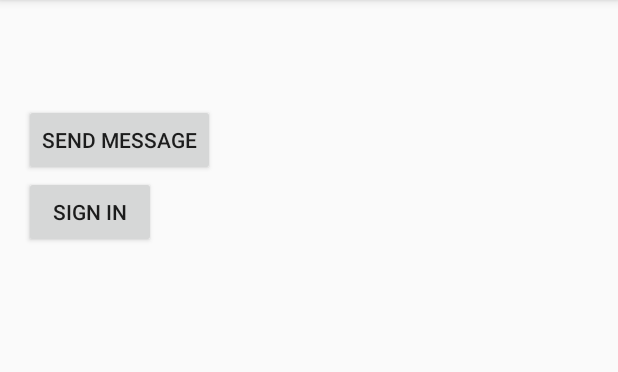
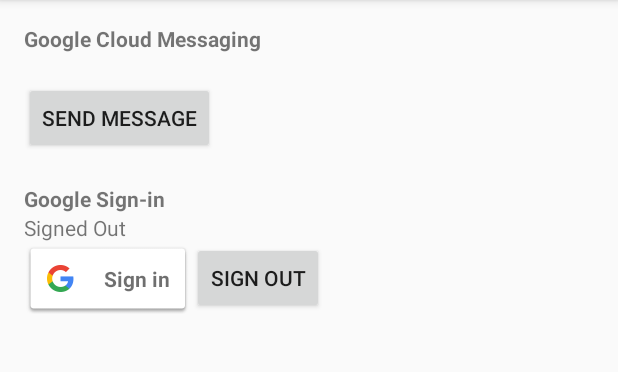
Before and after one commit to googlearchive/easygoogle, an Android app: the screen it shows after launch (MainActivity), after a tap on "SEND MESSAGE", on a phone screen of 412 x 824 dp, the part 84-456 px from its top. Run offline under Robolectric (Android 15) with nearby library versions, the phone set to English and light mode, and no system bars; 3 statements that could not run were skipped.

Commit message:
Cleaning up MainActivity
Change-Id: I5657932bc735caf138adcbb93fa5506402370891

```diff
--- a/app/src/main/java/pub/devrel/easygoogle/sample/MainActivity.java
+++ b/app/src/main/java/pub/devrel/easygoogle/sample/MainActivity.java
@@ -1,24 +1,28 @@
 package pub.devrel.easygoogle.sample;
 
+import android.content.Intent;
 import android.os.Bundle;
 import android.support.v7.app.AppCompatActivity;
 import android.util.Log;
 import android.view.View;
-import android.widget.Toast;
+import android.widget.TextView;
 
 import com.google.android.gms.plus.model.people.Person;
 
 import pub.devrel.easygoogle.Google;
-import pub.devrel.easygoogle.R;
 import pub.devrel.easygoogle.gac.SignIn;
 import pub.devrel.easygoogle.gcm.Messaging;
 
+/**
+ * Simple activity with GCM and Sign-In.
+ */
 public class MainActivity extends AppCompatActivity implements
         SignIn.SignInListener,
-        Messaging.MessagingListener {
+        Messaging.MessagingListener,
+        View.OnClickListener {
 
+    public static String TAG = "sample.MainActivity";
     private Google mGoogle;
-    public static String TAG = "sample.MainActivity";
 
     // TODO(afshar): I could not resolve R.string.gcm_defaultSenderId, this is a placeholder
     private static final String SENDER_ID = "gcm_defaultSenderId";
@@ -33,52 +37,57 @@
                 .setSignInListener(this)
                 .build();
 
-        // Send GCM Message
-        findViewById(R.id.send_message_button).setOnClickListener(new View.OnClickListener() {
-            @Override
-            public void onClick(View v) {
-                Bundle b = new Bundle();
-                b.putString("message", "I am a banana!");
-                Messaging.send(mGoogle, b);
-            }
-        });
+        findViewById(R.id.send_message_button).setOnClickListener(this);
+        findViewById(R.id.sign_in_button).setOnClickListener(this);
+        findViewById(R.id.sign_out_button).setOnClickListener(this);
+    }
 
-        // Sign in
-        findViewById(R.id.sign_in_button).setOnClickListener(new View.OnClickListener() {
-            @Override
-            public void onClick(View v) {
-                SignIn.signIn(mGoogle);
-            }
-        });
+    @Override
+    public void onActivityResult(int requestCode, int resultCode, Intent data) {
+        super.onActivityResult(requestCode, resultCode, data);
+        if (!mGoogle.handleActivityResult(requestCode, resultCode, data)) {
+            // Do your own handling here..
+        }
     }
 
     @Override
     public void onSignedIn(Person person) {
-        // TODO: Implement
+        ((TextView) findViewById(R.id.sign_in_status)).setText("Signed in as: " + person.getDisplayName());
     }
 
     @Override
     public void onSignedOut() {
-        // TODO: Implement
+        ((TextView) findViewById(R.id.sign_in_status)).setText(R.string.status_signed_out);
     }
 
     @Override
     public void onSignInFailed() {
-        // TODO: Implement
+        ((TextView) findViewById(R.id.sign_in_status)).setText("Sign in failed.");
     }
 
     @Override
     public void onMessageReceived(String from, Bundle message) {
-        logAndToast("Message received", message);
+        Log.d(TAG, "onMessageReceived:" + from + ":" + message);
+        ((TextView) findViewById(R.id.messaging_status)).setText("Message from " + from);
     }
 
-    private void logAndToast(String message) {
-        logAndToast(message, "");
-    }
-
-    private void logAndToast(String message, Object value) {
-        String text = message + "//" + value;
-        Log.d(TAG, text);
-        Toast.makeText(getApplicationContext(), text, Toast.LENGTH_LONG).show();
+    @Override
+    public void onClick(View v) {
+        switch (v.getId()) {
+            case R.id.sign_in_button:
+                // Sign in with Google
+                SignIn.signIn(mGoogle);
+                break;
+            case R.id.sign_out_button:
+                // Sign out with Google
+                SignIn.signOut(mGoogle);
+                break;
+            case R.id.send_message_button:
+                // Send a GCM message
+                Bundle b = new Bundle();
+                b.putString("message", "I am a banana!");
+                Messaging.send(mGoogle, b);
+                break;
+        }
     }
 }
--- a/app/src/main/res/layout/activity_main.xml
+++ b/app/src/main/res/layout/activity_main.xml
@@ -1,30 +1,62 @@
-<RelativeLayout xmlns:android="http://schemas.android.com/apk/res/android"
+<LinearLayout xmlns:android="http://schemas.android.com/apk/res/android"
     xmlns:tools="http://schemas.android.com/tools"
     android:layout_width="match_parent"
     android:layout_height="match_parent"
+    android:orientation="vertical"
     android:paddingBottom="@dimen/activity_vertical_margin"
     android:paddingLeft="@dimen/activity_horizontal_margin"
     android:paddingRight="@dimen/activity_horizontal_margin"
     android:paddingTop="@dimen/activity_vertical_margin"
     tools:context=".MainActivity">
 
+    <TextView
+        android:layout_width="wrap_content"
+        android:layout_height="wrap_content"
+        android:textStyle="bold"
+        android:text="Google Cloud Messaging" />
+
+    <TextView
+        android:id="@+id/messaging_status"
+        android:layout_width="wrap_content"
+        android:layout_height="wrap_content" />
+
     <Button
         android:id="@+id/send_message_button"
         android:layout_width="wrap_content"
         android:layout_height="wrap_content"
-        android:layout_alignParentLeft="true"
-        android:layout_alignParentStart="true"
-        android:layout_marginTop="53dp"
         android:text="Send Message" />
 
-    <Button
-        android:id="@+id/sign_in_button"
+    <View
+        android:layout_width="match_parent"
+        android:layout_height="20dp" />
+
+    <TextView
         android:layout_width="wrap_content"
         android:layout_height="wrap_content"
-        android:layout_alignParentLeft="true"
-        android:layout_alignParentStart="true"
-        android:layout_below="@id/send_message_button"
-        android:text="Sign In" />
+        android:textStyle="bold"
+        android:text="Google Sign-in" />
 
+    <TextView
+        android:id="@+id/sign_in_status"
+        android:layout_width="wrap_content"
+        android:layout_height="wrap_content"
+        android:text="@string/status_signed_out" />
 
-</RelativeLayout>
+    <LinearLayout
+        android:layout_width="match_parent"
+        android:layout_height="wrap_content"
+        android:orientation="horizontal">
+
+        <com.google.android.gms.common.SignInButton
+            android:id="@+id/sign_in_button"
+            android:layout_width="wrap_content"
+            android:layout_height="wrap_content" />
+
+        <Button
+            android:id="@+id/sign_out_button"
+            android:layout_width="wrap_content"
+            android:layout_height="wrap_content"
+            android:text="Sign Out" />
+    </LinearLayout>
+
+</LinearLayout>
--- a/app/src/main/res/values/strings.xml
+++ b/app/src/main/res/values/strings.xml
@@ -3,4 +3,5 @@
 
     <string name="hello_world">Hello world!</string>
     <string name="action_settings">Settings</string>
+    <string name="status_signed_out">Signed Out</string>
 </resources>
--- a/easygoogle/src/main/java/pub/devrel/easygoogle/gac/GacFragment.java
+++ b/easygoogle/src/main/java/pub/devrel/easygoogle/gac/GacFragment.java
@@ -146,10 +146,13 @@
                 }
             } else {
                 // TODO(samstern): No resolution, show error dialog
+                Log.e(TAG, "Error: no resolution:" + connectionResult.getErrorCode());
             }
         } else {
             // TODO(samstern): What to do here?
             // TODO(samstern): should I notify GacServices on unresolvable failure?
+            Log.w(TAG, String.format("Not resolving (isResolving, shouldResolve) = (%b, %b)",
+                    mIsResolving, mShouldResolve));
         }
     }
 
@@ -158,10 +161,12 @@
     }
 
     public void setShouldResolve(boolean shouldResolve) {
+        Log.d(TAG, "setShouldResolve:" + shouldResolve);
         mShouldResolve = shouldResolve;
     }
 
     public void setIsResolving(boolean isResolving) {
+        Log.d(TAG, "setIsResolving:" + isResolving);
         mIsResolving = isResolving;
     }
 
```
